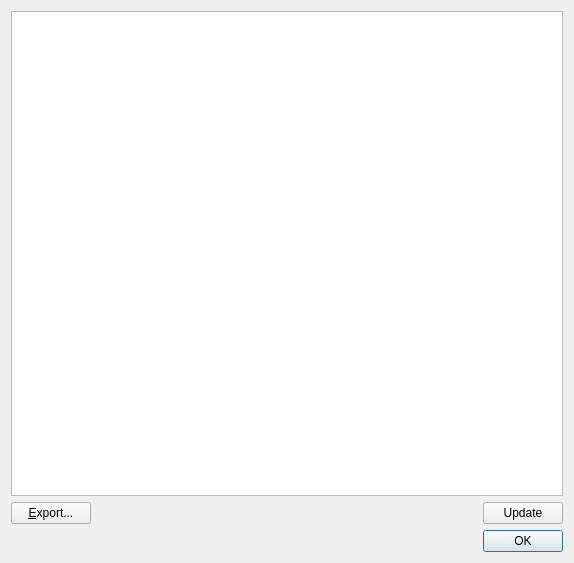
Before: the Qt Designer form Polyhedron/demo/Polyhedron/Statistics_on_item_dialog.ui in CGAL/cgal, drawn with Qt 5.
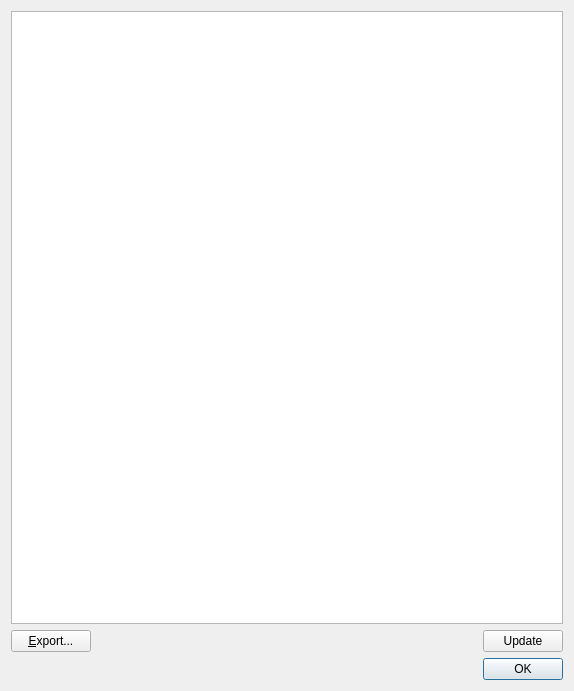
After: the same form once the commit is applied.

```diff
--- a/Polyhedron/demo/Polyhedron/Statistics_on_item_dialog.ui
+++ b/Polyhedron/demo/Polyhedron/Statistics_on_item_dialog.ui
@@ -10,7 +10,7 @@
     <x>0</x>
     <y>0</y>
     <width>574</width>
-    <height>563</height>
+    <height>691</height>
    </rect>
   </property>
   <property name="sizePolicy">
```
